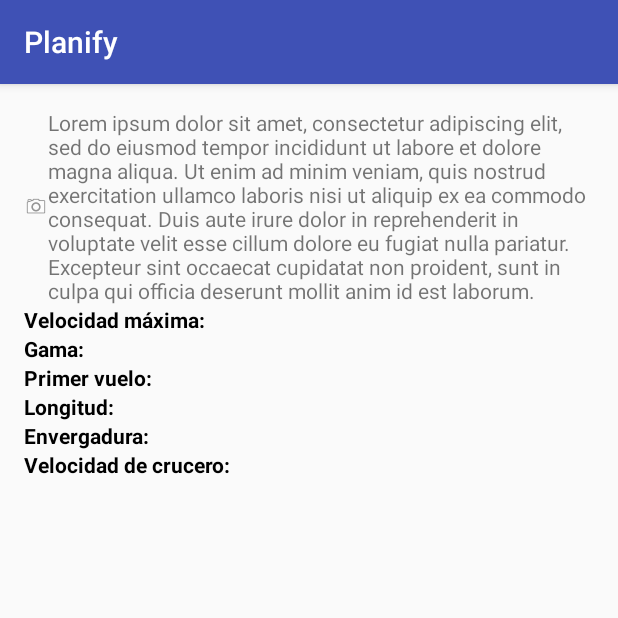
After one commit to igorLucena/planify, an Android app: the EspecificationActivity screen opened directly, with no data from a screen before it, on a phone screen of 412 x 824 dp, the top half of it. The commit adds this screen. Run offline under Robolectric (Android 15) with nearby library versions, the phone set to English and light mode, and no system bars; 1 statement that could not run was skipped.

Commit message:
Layout done

```diff
--- a/app/build.gradle
+++ b/app/build.gradle
@@ -24,7 +24,7 @@ android {
 
 dependencies {
     implementation fileTree(dir: 'libs', include: ['*.jar'])
-    implementation"org.jetbrains.kotlin:kotlin-stdlib-jdk7:$kotlin_version"
+    implementation "org.jetbrains.kotlin:kotlin-stdlib-jdk7:$kotlin_version"
     implementation 'com.android.support:appcompat-v7:28.0.0-rc02'
     implementation 'com.android.support.constraint:constraint-layout:1.1.3'
     testImplementation 'junit:junit:4.12'
--- a/app/src/main/AndroidManifest.xml
+++ b/app/src/main/AndroidManifest.xml
@@ -1,8 +1,6 @@
 <?xml version="1.0" encoding="utf-8"?>
 <manifest xmlns:android="http://schemas.android.com/apk/res/android"
     package="com.igorlucena.planify">
-
-    <uses-permission android:name="android.permission.CAMERA"> </uses-permission>
 
     <application
         android:allowBackup="true"
@@ -18,6 +16,7 @@
                 <category android:name="android.intent.category.LAUNCHER" />
             </intent-filter>
         </activity>
+        <activity android:name=".EspecificationActivity"></activity>
     </application>
 
 </manifest>
--- /dev/null
+++ b/app/src/main/java/com/igorlucena/planify/EspecificationActivity.kt
@@ -0,0 +1,18 @@
+package com.igorlucena.planify
+
+import android.graphics.Bitmap
+import android.support.v7.app.AppCompatActivity
+import android.os.Bundle
+import com.igorlucena.planify.R.id.image_plane
+import kotlinx.android.synthetic.main.activity_especification.*
+
+class EspecificationActivity : AppCompatActivity() {
+
+    override fun onCreate(savedInstanceState: Bundle?) {
+        super.onCreate(savedInstanceState)
+        setContentView(R.layout.activity_especification)
+
+        val extra = intent.extras
+        image_plane.setImageBitmap(extra!!.get("data") as Bitmap)
+    }
+}
--- a/app/src/main/java/com/igorlucena/planify/MainActivity.kt
+++ b/app/src/main/java/com/igorlucena/planify/MainActivity.kt
@@ -1,12 +1,20 @@
 package com.igorlucena.planify
 
+import android.app.Activity
 import android.content.Intent
 import android.os.Bundle
 import android.support.v7.app.AppCompatActivity
 import android.widget.Button
+import android.provider.MediaStore
+
+
+
+
 
 
 class MainActivity : AppCompatActivity() {
+
+    val REQUEST_IMAGE_CAPTURE = 1
 
     override fun onCreate(savedInstanceState: Bundle?) {
         super.onCreate(savedInstanceState)
@@ -15,8 +23,24 @@ class MainActivity : AppCompatActivity() {
         val photo_button = findViewById<Button>(R.id.photo_button)
 
         photo_button.setOnClickListener {
-            val intent = Intent("android.media.action.IMAGE_CAPTURE")
-            startActivity(intent)
+            dispatchTakePictureIntent()
+        }
+    }
+
+    private fun dispatchTakePictureIntent() {
+        val takePictureIntent = Intent(MediaStore.ACTION_IMAGE_CAPTURE)
+        if (takePictureIntent.resolveActivity(packageManager) != null) {
+            startActivityForResult(takePictureIntent, REQUEST_IMAGE_CAPTURE)
+        }
+    }
+
+    override fun onActivityResult(requestCode: Int, resultCode: Int, data: Intent?) {
+        if (requestCode == REQUEST_IMAGE_CAPTURE && resultCode == Activity.RESULT_OK) {
+            val extras = data!!.extras
+            //val imageBitmap = extras!!.get("data") as Bitmap
+            val especificationIntent = Intent(this, EspecificationActivity::class.java)
+            especificationIntent.putExtras(extras)
+            startActivity(especificationIntent)
         }
     }
 }
--- /dev/null
+++ b/app/src/main/res/layout/activity_especification.xml
@@ -0,0 +1,146 @@
+<?xml version="1.0" encoding="utf-8"?>
+<ScrollView xmlns:android="http://schemas.android.com/apk/res/android"
+    xmlns:tools="http://schemas.android.com/tools"
+    android:layout_width="match_parent"
+    android:layout_height="match_parent"
+    tools:context=".EspecificationActivity">
+
+    <LinearLayout
+        android:layout_width="match_parent"
+        android:layout_height="match_parent"
+        android:orientation="vertical"
+        android:padding="16dp">
+
+        <LinearLayout
+            android:layout_width="wrap_content"
+            android:layout_height="wrap_content"
+            android:gravity="center_horizontal"
+            android:orientation="horizontal">
+
+            <ImageView
+                android:id="@+id/image_plane"
+                android:layout_width="0dp"
+                android:layout_height="match_parent"
+                android:layout_weight="1"
+                android:src="@android:drawable/ic_menu_camera" />
+
+            <TextView
+                android:layout_width="0dp"
+                android:layout_height="match_parent"
+                android:layout_weight="1"
+                android:text="@string/about_plane"
+                android:maxLines="10"
+                android:ellipsize="end"/>
+        </LinearLayout>
+
+        <LinearLayout
+            android:layout_width="wrap_content"
+            android:layout_height="wrap_content"
+            android:orientation="horizontal">
+
+            <TextView
+                android:layout_width="wrap_content"
+                android:layout_height="wrap_content"
+                style="@style/BoldText"
+                android:text="@string/max_speed"/>
+
+            <TextView
+                android:id="@+id/max_speed_txt"
+                android:layout_width="wrap_content"
+                android:layout_height="wrap_content"
+                />
+        </LinearLayout>
+
+        <LinearLayout
+            android:layout_width="wrap_content"
+            android:layout_height="wrap_content"
+            android:orientation="horizontal">
+
+            <TextView
+                android:layout_width="wrap_content"
+                android:layout_height="wrap_content"
+                style="@style/BoldText"
+                android:text="@string/spectrum"/>
+
+            <TextView
+                android:id="@+id/spectrum_txt"
+                android:layout_width="wrap_content"
+                android:layout_height="wrap_content"
+                />
+        </LinearLayout>
+
+        <LinearLayout
+            android:layout_width="wrap_content"
+            android:layout_height="wrap_content"
+            android:orientation="horizontal">
+
+            <TextView
+                android:layout_width="wrap_content"
+                android:layout_height="wrap_content"
+                style="@style/BoldText"
+                android:text="@string/first_flight"/>
+
+            <TextView
+                android:id="@+id/first_flight_txt"
+                android:layout_width="wrap_content"
+                android:layout_height="wrap_content"
+                />
+        </LinearLayout>
+
+        <LinearLayout
+            android:layout_width="wrap_content"
+            android:layout_height="wrap_content"
+            android:orientation="horizontal">
+
+            <TextView
+                android:layout_width="wrap_content"
+                android:layout_height="wrap_content"
+                style="@style/BoldText"
+                android:text="@string/length"/>
+
+            <TextView
+                android:id="@+id/length_txt"
+                android:layout_width="wrap_content"
+                android:layout_height="wrap_content"
+                />
+        </LinearLayout>
+
+        <LinearLayout
+            android:layout_width="wrap_content"
+            android:layout_height="wrap_content"
+            android:orientation="horizontal">
+
+            <TextView
+                android:layout_width="wrap_content"
+                android:layout_height="wrap_content"
+                style="@style/BoldText"
+                android:text="@string/wingspan"/>
+
+            <TextView
+                android:id="@+id/wingspan_txt"
+                android:layout_width="wrap_content"
+                android:layout_height="wrap_content"
+                />
+        </LinearLayout>
+
+        <LinearLayout
+            android:layout_width="wrap_content"
+            android:layout_height="wrap_content"
+            android:orientation="horizontal">
+
+            <TextView
+                android:layout_width="wrap_content"
+                android:layout_height="wrap_content"
+                style="@style/BoldText"
+                android:text="@string/cruising_speed"/>
+
+            <TextView
+                android:id="@+id/cruising_speed_txt"
+                android:layout_width="wrap_content"
+                android:layout_height="wrap_content"
+                />
+        </LinearLayout>
+    </LinearLayout>
+
+
+</ScrollView>
--- a/app/src/main/res/layout/activity_main.xml
+++ b/app/src/main/res/layout/activity_main.xml
@@ -14,15 +14,4 @@
         android:layout_height="wrap_content"
         android:text="Foto"/>
 
-
-
-    <TextView
-        android:layout_width="wrap_content"
-        android:layout_height="wrap_content"
-        android:text="Hello World!"
-        app:layout_constraintBottom_toBottomOf="parent"
-        app:layout_constraintLeft_toLeftOf="parent"
-        app:layout_constraintRight_toRightOf="parent"
-        app:layout_constraintTop_toTopOf="parent" />
-
 </LinearLayout>
--- a/app/src/main/res/values/strings.xml
+++ b/app/src/main/res/values/strings.xml
@@ -1,3 +1,10 @@
 <resources>
     <string name="app_name">Planify</string>
+    <string name="about_plane">Lorem ipsum dolor sit amet, consectetur adipiscing elit, sed do eiusmod tempor incididunt ut labore et dolore magna aliqua. Ut enim ad minim veniam, quis nostrud exercitation ullamco laboris nisi ut aliquip ex ea commodo consequat. Duis aute irure dolor in reprehenderit in voluptate velit esse cillum dolore eu fugiat nulla pariatur. Excepteur sint occaecat cupidatat non proident, sunt in culpa qui officia deserunt mollit anim id est laborum.</string>
+    <string name="max_speed">Velocidad máxima: </string>
+    <string name="spectrum">Gama: </string>
+    <string name="first_flight">Primer vuelo: </string>
+    <string name="length">Longitud: </string>
+    <string name="wingspan">Envergadura: </string>
+    <string name="cruising_speed">Velocidad de crucero: </string>
 </resources>
--- a/app/src/main/res/values/styles.xml
+++ b/app/src/main/res/values/styles.xml
@@ -7,5 +7,9 @@
         <item name="colorPrimaryDark">@color/colorPrimaryDark</item>
         <item name="colorAccent">@color/colorAccent</item>
     </style>
+    <style name="BoldText" parent="android:Widget.TextView">
+        <item name="android:textColor">#000</item>
+        <item name="android:textStyle">bold</item>
+    </style>
 
 </resources>
```
